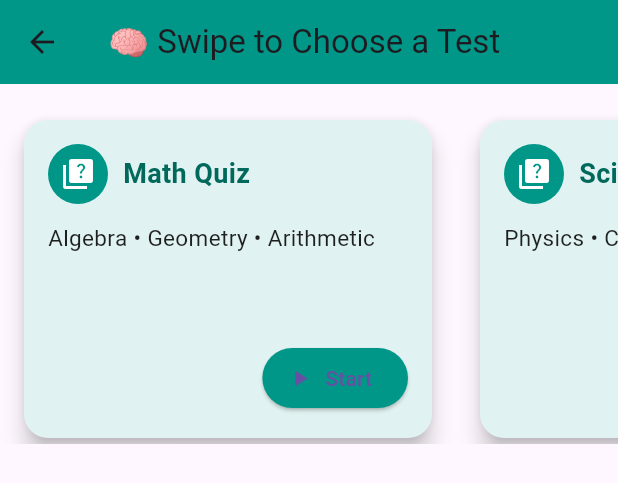
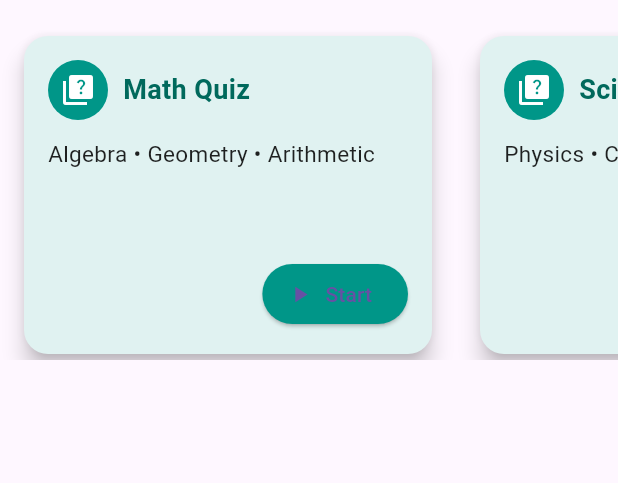
Before and after one commit to AnantKumarSingh26/SQuiz, a Flutter app: the TestScreen widget shown alone on an empty page, opened directly, on a phone screen of 412 x 824 dp. Shown: the top 483 px of the screen. Run offline on Flutter 3.47's test engine with Material 3 defaults, Android fonts, the phone set to English and light mode, and no system bars; our stand-ins replace firebase_core, google_fonts, google_nav_bar; accounts and stored records are empty; generated files the repository leaves out were written again.

Commit message:
changes in test scree

```diff
--- a/lib/screens/test_screen.dart
+++ b/lib/screens/test_screen.dart
@@ -10,12 +10,7 @@ class TestScreen extends StatelessWidget {
 
   @override
   Widget build(BuildContext context) {
-    return Scaffold(
-      appBar: AppBar(
-        title: Text('🧠 Swipe to Choose a Test'),
-        backgroundColor: Colors.teal,
-      ),
-      body: Padding(
+    return Padding(
         padding: const EdgeInsets.symmetric(vertical: 20.0),
         child: SizedBox(
           height: 220, // Height of the card container
@@ -83,7 +78,6 @@ class TestScreen extends StatelessWidget {
             },
           ),
         ),
-      ),
     );
   }
 }
```
